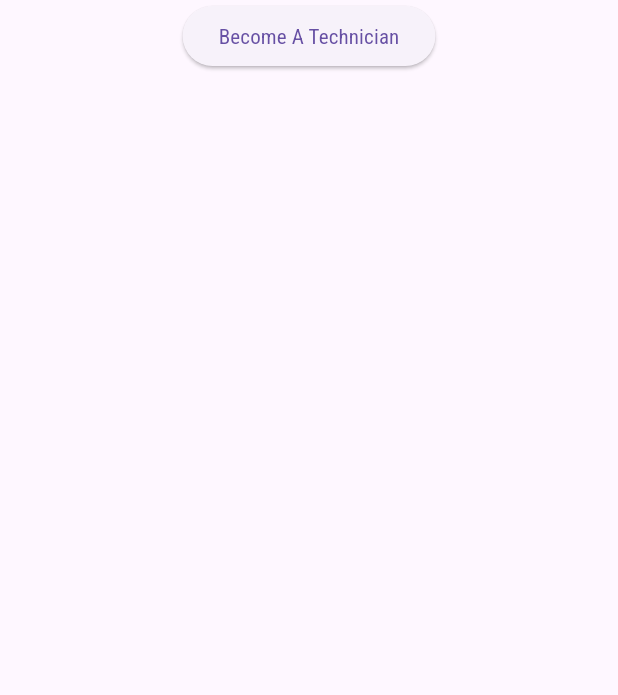
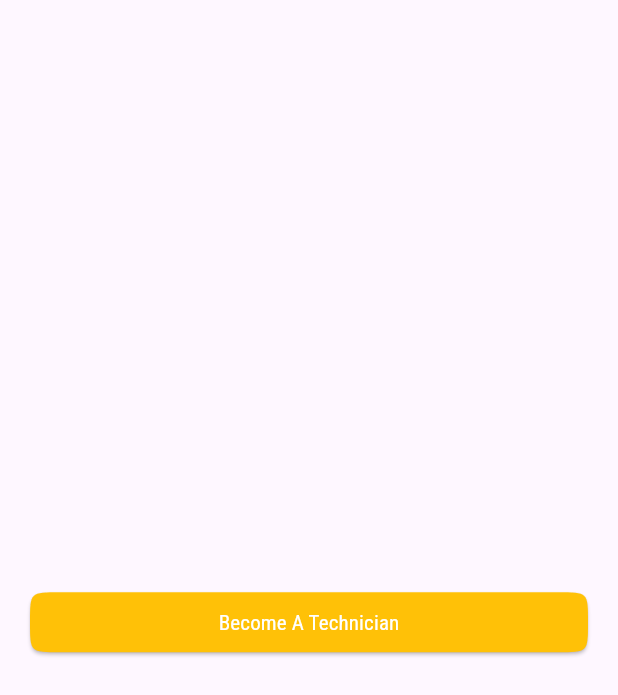
Before and after one commit to luhouyang/nutsnbolts, a Flutter app: the TechnicianPage widget shown alone on an empty page, opened directly, on a phone screen of 412 x 824 dp. Shown: the top 695 px of the screen. Run offline on Flutter 3.47's test engine with Material 3 defaults, Android fonts, the phone set to English and light mode, and no system bars; our stand-ins replace animated_bottom_navigation_bar, cloud_firestore, dash_chat_2, dropdown_button2, firebase_auth, firebase_core and 8 more; missing offline and left inert: dart_openai, firebase_ui_auth, firebase_ui_oauth_google, flutter_map_location_marker; accounts and stored records are empty.

Commit message:
become technician button

```diff
--- a/lib/pages/technician_page.dart
+++ b/lib/pages/technician_page.dart
@@ -27,10 +27,8 @@ class _TechnicianPageState extends State<TechnicianPage> {
   final List<SwipeItem> _swipeItems = <SwipeItem>[];
   MatchEngine? _matchEngine;
 
-  final ValueNotifier<Color> _crossButtonColor =
-      ValueNotifier<Color>(Colors.grey[300]!);
-  final ValueNotifier<Color> _checkButtonColor =
-      ValueNotifier<Color>(Colors.grey[300]!);
+  final ValueNotifier<Color> _crossButtonColor = ValueNotifier<Color>(Colors.grey[300]!);
+  final ValueNotifier<Color> _checkButtonColor = ValueNotifier<Color>(Colors.grey[300]!);
   bool _isStackFinished = false;
 
   @override
@@ -53,16 +51,30 @@ class _TechnicianPageState extends State<TechnicianPage> {
         child: Consumer<UserUsecase>(
           builder: (context, userUsecase, child) {
             return !userUsecase.userEntity.isTechnician
-              ? Center(
+                ? Column(
+                    children: [
+                      SizedBox(
+                        height: MediaQuery.of(context).size.height * 0.45,
+                      ),
+                      Padding(
+                        padding: const EdgeInsets.all(20),
+                        child: SizedBox(
+                          width: double.infinity,
                           child: ElevatedButton(
+                              style: ElevatedButton.styleFrom(
+                                  padding: const EdgeInsets.all(10),
+                                  backgroundColor: MyColours.primaryColour,
+                                  foregroundColor: MyColours.secondaryColour,
+                                  shape: ContinuousRectangleBorder(borderRadius: BorderRadius.circular(20))),
                               onPressed: () {
                                 Navigator.of(context).push(MaterialPageRoute(
-
                                   builder: (context) => const BecomeTechnicianPage(),
-
                                 ));
                               },
                               child: const Text("Become A Technician")),
+                        ),
+                      )
+                    ],
                   )
                 : Column(
                     children: [
@@ -82,23 +94,16 @@ class _TechnicianPageState extends State<TechnicianPage> {
                         ),
                         child: Text(
                           "Find A Job",
-                        style: TextStyle(
-                          color: MyColours.secondaryColour,
-                          fontSize: 24,
-                          fontWeight: FontWeight.bold),
+                          style: TextStyle(color: MyColours.secondaryColour, fontSize: 24, fontWeight: FontWeight.bold),
                         ),
                       ),
                       const SizedBox(
                         height: 25,
                       ),
                       StreamBuilder(
-                      stream: FirebaseFirestore.instance
-                        .collection('cases')
-                        .orderBy('casePosted', descending: true)
-                        .snapshots(),
+                        stream: FirebaseFirestore.instance.collection('cases').orderBy('casePosted', descending: true).snapshots(),
                         builder: (context, snapshot) {
-                        if (!snapshot.hasData ||
-                          snapshot.connectionState == ConnectionState.waiting) {
+                          if (!snapshot.hasData || snapshot.connectionState == ConnectionState.waiting) {
                             return Column(
                               children: [
                                 SizedBox(
@@ -147,7 +152,10 @@ class _TechnicianPageState extends State<TechnicianPage> {
                                             },
                                           ),
                                           TextButton(
-                                          child: const Text('Confirm', style: TextStyle(fontWeight: FontWeight.bold),),
+                                            child: const Text(
+                                              'Confirm',
+                                              style: TextStyle(fontWeight: FontWeight.bold),
+                                            ),
                                             onPressed: () async {
                                               await FirestoreModel().addBid(moneyController.text, userUsecase, caseEntity).then(
                                                 (value) {
@@ -161,15 +169,13 @@ class _TechnicianPageState extends State<TechnicianPage> {
                                     },
                                   );
 
-                                Future.delayed(const Duration(milliseconds: 500),
-                                () {
+                                  Future.delayed(const Duration(milliseconds: 500), () {
                                     _checkButtonColor.value = Colors.grey[300]!;
                                   });
                                 },
                                 nopeAction: () {
                                   _crossButtonColor.value = Colors.red;
-                                Future.delayed(const Duration(milliseconds: 500),
-                                () {
+                                  Future.delayed(const Duration(milliseconds: 500), () {
                                     _crossButtonColor.value = Colors.grey[300]!;
                                   });
                                 },
```
Lines whose indentation alone changed are shown as unchanged.
